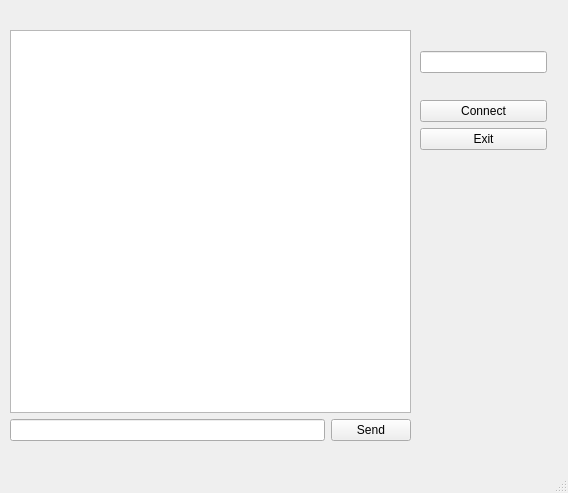
First picture: the form in clientWindow.ui, repository Cvrxd/Qt-Client-Chat, before the edit.
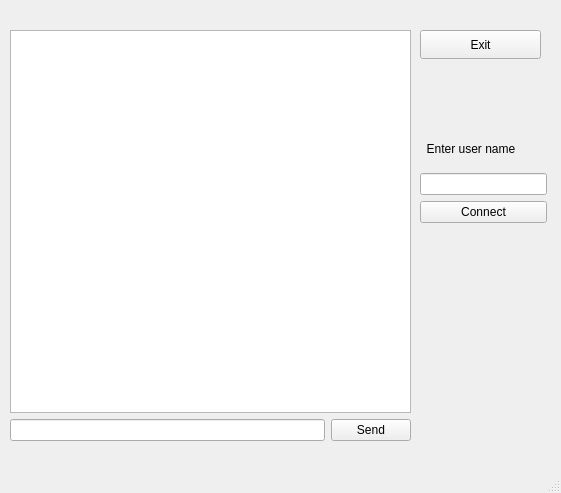
Second picture: the form after the edit.

```diff
--- a/clientWindow.ui
+++ b/clientWindow.ui
@@ -6,7 +6,7 @@
    <rect>
     <x>0</x>
     <y>0</y>
-    <width>568</width>
+    <width>561</width>
     <height>493</height>
    </rect>
   </property>
@@ -43,40 +43,45 @@
      </item>
     </layout>
    </widget>
+   <widget class="QPushButton" name="exitButton">
+    <property name="geometry">
+     <rect>
+      <x>420</x>
+      <y>30</y>
+      <width>121</width>
+      <height>29</height>
+     </rect>
+    </property>
+    <property name="text">
+     <string>Exit</string>
+    </property>
+   </widget>
    <widget class="QWidget" name="">
     <property name="geometry">
      <rect>
       <x>420</x>
-      <y>30</y>
+      <y>130</y>
       <width>127</width>
-      <height>141</height>
+      <height>93</height>
      </rect>
     </property>
-    <layout class="QVBoxLayout" name="verticalLayout_4">
+    <layout class="QVBoxLayout" name="verticalLayout_6">
+     <item>
+      <widget class="QLabel" name="userNameLabel">
+       <property name="text">
+        <string>  Enter user name</string>
+       </property>
+      </widget>
+     </item>
      <item>
       <widget class="QLineEdit" name="userNameLineEdit"/>
      </item>
      <item>
-      <layout class="QVBoxLayout" name="verticalLayout_3">
-       <item>
-        <layout class="QVBoxLayout" name="verticalLayout_2">
-         <item>
-          <widget class="QPushButton" name="connectButton">
-           <property name="text">
-            <string>Connect</string>
-           </property>
-          </widget>
-         </item>
-         <item>
-          <widget class="QPushButton" name="exitButton">
-           <property name="text">
-            <string>Exit</string>
-           </property>
-          </widget>
-         </item>
-        </layout>
-       </item>
-      </layout>
+      <widget class="QPushButton" name="connectButton">
+       <property name="text">
+        <string>Connect</string>
+       </property>
+      </widget>
      </item>
     </layout>
    </widget>
```
Left out of the diff: 16 changed lines with no effect on the pictures.
